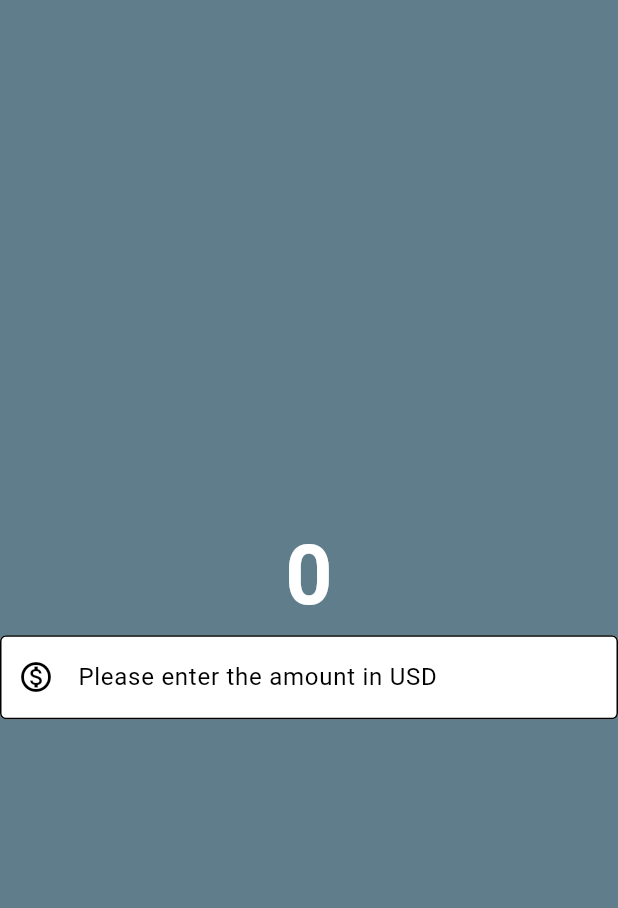
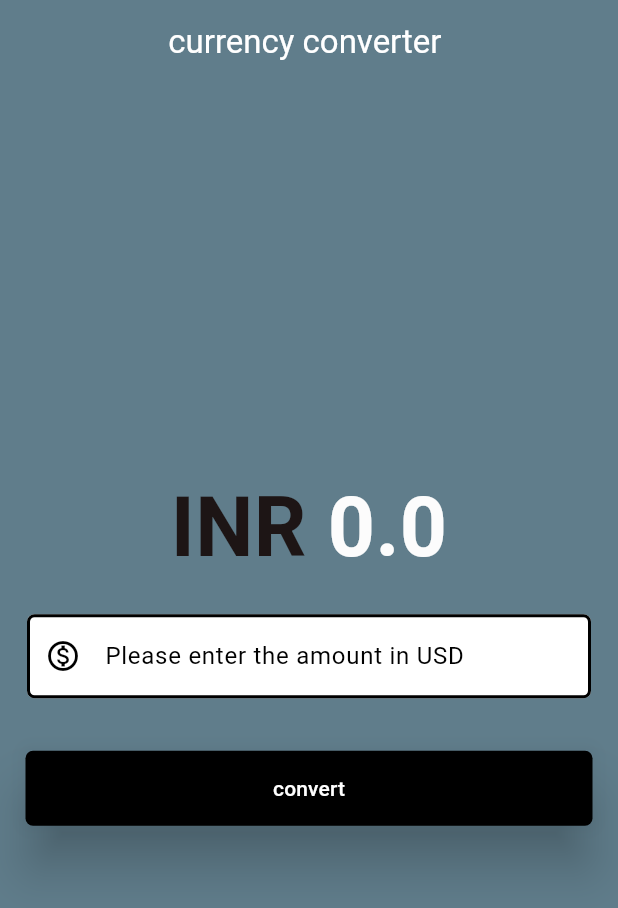
Before and after one commit to tandotdev/currency_converter, a Flutter app: the screen it shows after launch, on a phone screen of 412 x 824 dp. Shown: the top 908 px of the screen. Run offline on Flutter 3.47's test engine with Material 3 defaults, Android fonts, the phone set to English and light mode, and no system bars.

Commit message:
added code for moneyconverter app

```diff
--- a/lib/currency_converter_material_page.dart
+++ b/lib/currency_converter_material_page.dart
@@ -1,27 +1,79 @@
+import 'package:flutter/foundation.dart';
 import 'package:flutter/material.dart';
+// 1. create a variable that stores the converted value
+// 2. create a function thatmultiplies the value gien by he Textfielf
+// 3. store the value in the variable that we created
+// 4. Display the variable
 
-class CurrencyConverterMaterialPage extends StatelessWidget {
+class CurrencyConverterMaterialPage extends StatefulWidget {
   const CurrencyConverterMaterialPage({super.key});
+  @override
+  State<CurrencyConverterMaterialPage> createState() => _CurrencyConverterMaterialPageState();
+}
+
+class _CurrencyConverterMaterialPageState extends State<CurrencyConverterMaterialPage>{
+  double result = 0;
+  final TextEditingController textEditingController = TextEditingController();
 
   @override
   Widget build(BuildContext context) {
+    print('build fn');
+
+    final border = OutlineInputBorder(
+
+                  // Color (0xAARRGGBB)
+                  borderSide:const BorderSide(
+                    width: 2.0,
+                    style: BorderStyle.solid,
+                  ),
+                  borderRadius: BorderRadius.circular(5),
+    );
+
     // TODO: implement build
     return Scaffold(
       backgroundColor: Colors.blueGrey,
+      appBar:AppBar(
+        backgroundColor: Colors.blueGrey,
+        elevation: 0,
+        title: const Text('currency converter ',
+        style:TextStyle(color:  Colors.white,)),
+        centerTitle: true,
+
+      ),
       body: Center(
         child: Column(
           mainAxisAlignment: MainAxisAlignment.center,
           children: [
-            const Text(
-              '0',
+            Row(
+              mainAxisAlignment: MainAxisAlignment.center,
+              children: [
+                Text(
+                  'INR ',
                 style: TextStyle(
                   fontSize: 55,
                   fontWeight: FontWeight.bold,
-              color: Color.fromARGB(255, 255, 255, 255),
+                  color: Color.fromARGB(255, 29, 21, 21),
 
                 ),
                 ),
-            TextField(
+                Text(
+                  '$result',
+                  style: TextStyle(
+                  fontSize: 55,
+                  fontWeight: FontWeight.bold,
+                  color: Color.fromARGB(255, 252, 252, 252),
+                ),
+                ),
+              ],
+            ),
+            // container
+            // Padding
+            Padding(
+              padding: const EdgeInsets.all(8.0),
+              child: Container(
+                padding: const EdgeInsets.all(10.0),
+                child: TextField(
+                   controller: textEditingController,
                   style: const TextStyle(
                     color: Colors.black,
                   ),
@@ -34,16 +86,40 @@ class CurrencyConverterMaterialPage extends StatelessWidget {
                     prefixIconColor: Colors.black,
                     filled: true,
                     fillColor: Colors.white,
-                focusedBorder: OutlineInputBorder(
+                    focusedBorder: border,
+                    enabledBorder: border,
+                   ),
+                   keyboardType: const TextInputType.numberWithOptions(
+                    decimal: true,
+                   ),
+                 ),
+              ),
+            ),
+            // buttons
 
-                  // Color (0xAARRGGBB)
-                  borderSide:const BorderSide(
-                    width: 2.0,
-                    style: BorderStyle.solid,
+            // raised
+            // appears like a text
+            Padding(
+              padding: const EdgeInsets.all(17.0),
+              child: ElevatedButton(
+                onPressed: (){
+                 setState(() {
+                   result = double.parse(textEditingController.text) * 86;
+                 });
+                },
+                style: ButtonStyle(
+                  elevation: WidgetStatePropertyAll(15),
+                  backgroundColor: WidgetStatePropertyAll(Colors.black),
+                  foregroundColor: WidgetStatePropertyAll(Colors.white),
+                  minimumSize: WidgetStatePropertyAll(
+                    Size(double.infinity, 50)),
+                  shape: WidgetStatePropertyAll(
+                    RoundedRectangleBorder(
+                      borderRadius: BorderRadius.circular(5),
+                    )
+                  )
                 ),
-                  borderRadius: BorderRadius.circular(5),
-                ),
-                enabledBorder: OutlineInputBorder()
+                child: const Text('convert'),
               ),
             ),
           ],
--- a/lib/main.dart
+++ b/lib/main.dart
@@ -19,7 +19,7 @@ class MyApp extends  StatelessWidget{
   const MyApp({super.key});
    @override
   Widget build(BuildContext context) {
-     return MaterialApp(
+     return const MaterialApp(
       home: CurrencyConverterMaterialPage(),
      );
   }
```
Lines whose indentation alone changed are shown as unchanged.
